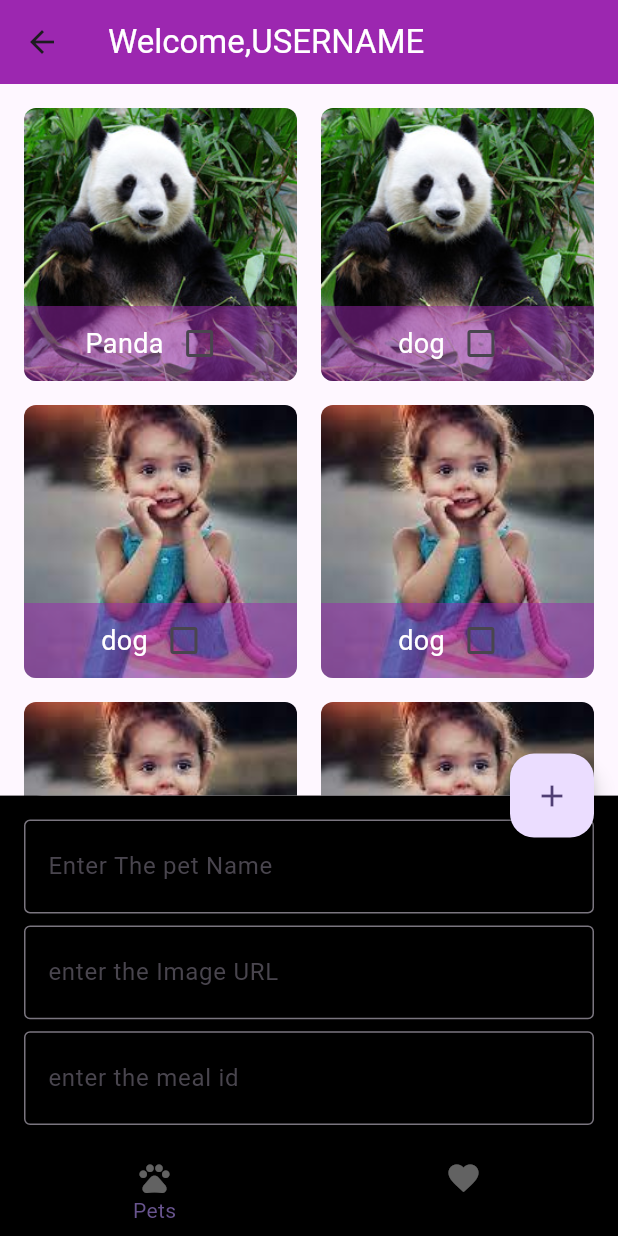
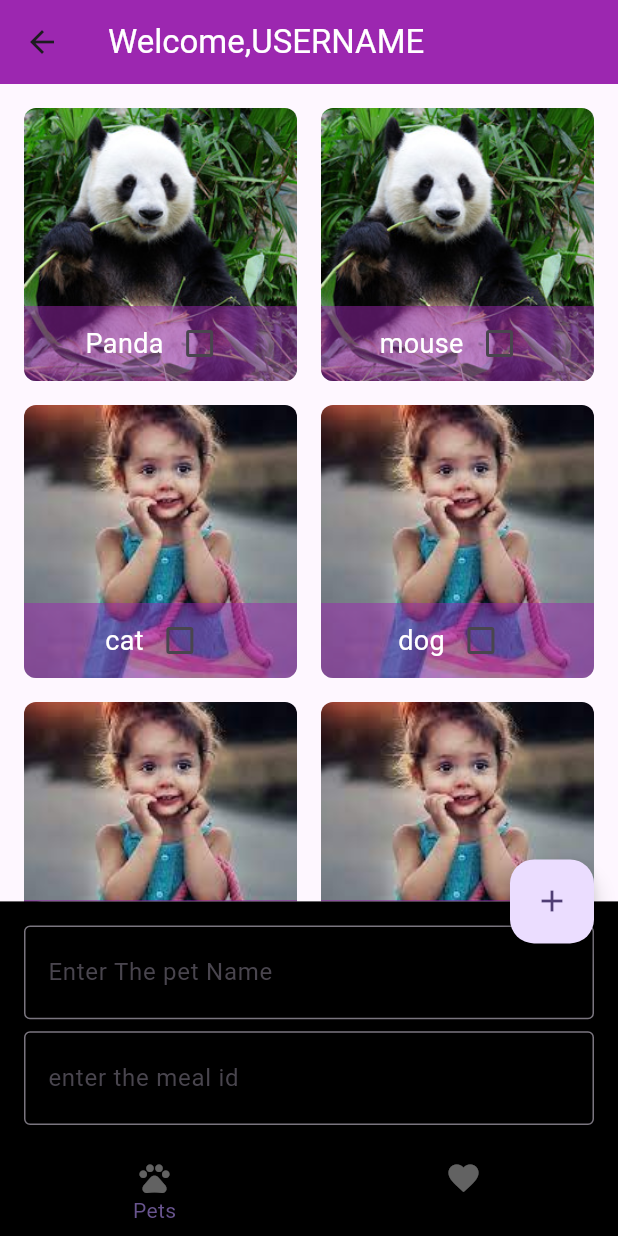
Before and after one commit to ayahareez/Pet_app, a Flutter app: the screen it shows after launch, after a tap on the "edit" icon, on a phone screen of 412 x 824 dp. Run offline on Flutter 3.47's test engine with Material 2 defaults, Android fonts, the phone set to English and light mode, and no system bars.

Commit message:
first commit

```diff
--- a/lib/data/data_source/data_source.dart
+++ b/lib/data/data_source/data_source.dart
@@ -2,8 +2,8 @@ import '../models/pet.dart';
 
 List<Pet> pets=[
   Pet(id:0,name: 'Panda',imageUrl: 'assets/images/240_F_46072983_xIlnjWDrnK9iAgUJdakrzacGGxu5nGWa.jpg'),
-  Pet(id:1,name: 'dog',imageUrl: 'assets/images/240_F_46072983_xIlnjWDrnK9iAgUJdakrzacGGxu5nGWa.jpg'),
-  Pet(id:2,name: 'dog',imageUrl: 'assets/images/download.jpeg'),
+  Pet(id:1,name: 'mouse',imageUrl: 'assets/images/240_F_46072983_xIlnjWDrnK9iAgUJdakrzacGGxu5nGWa.jpg'),
+  Pet(id:2,name: 'cat',imageUrl: 'assets/images/download.jpeg'),
   Pet(id:3,name: 'dog',imageUrl: 'assets/images/download.jpeg'),
   Pet(id:4,name: 'dog',imageUrl: 'assets/images/download.jpeg'),
   Pet(id:5,name: 'dog',imageUrl: 'assets/images/download.jpeg'),
--- a/lib/presentation/pages/fav_page.dart
+++ b/lib/presentation/pages/fav_page.dart
@@ -1,12 +1,12 @@
 import 'package:flutter/material.dart';
 import 'package:frist_project/data/data_source/app_bar_bottom_nav.dart';
 import 'package:frist_project/data/models/pet_provider.dart';
+import 'package:provider/provider.dart';
 
 import '../widgets/pet_grid_tile.dart';
 
 class FavPage extends StatefulWidget {
   const FavPage({super.key});
-
 
   @override
   State<FavPage> createState() => _FavPageState();
@@ -21,16 +21,20 @@ class _FavPageState extends State<FavPage> {
         child: Column(
           children: [
             Expanded(
-              child: GridView.builder(
-                gridDelegate:const SliverGridDelegateWithFixedCrossAxisCount(
+              child: Consumer<PetProvider>(
+                  builder: (BuildContext context, PetProvider value,
+                          Widget? child) =>
+                      GridView.builder(
+                        gridDelegate:
+                            const SliverGridDelegateWithFixedCrossAxisCount(
                           crossAxisCount: 2,
                           mainAxisSpacing: 16,
                           crossAxisSpacing: 16,
                         ),
-                itemBuilder: (BuildContext context, int index) =>PetItem(index:index),
+                        itemBuilder: (BuildContext context, int index) => PetItem(index: index),
                         itemCount: PetProvider.favoritePets.length,
+                      )),
             ),
-            )
           ],
         ),
       ),
--- a/lib/presentation/pages/pets_page.dart
+++ b/lib/presentation/pages/pets_page.dart
@@ -105,19 +105,19 @@ class _PetPageState extends State<PetPage> {
                             ),
                           )),
                           const SizedBox(height: 8,),
-                          TextFormTile(
-                              controller: imageUrlController,
-                              type: TextInputType.text,
-                              decoration:const InputDecoration(
-                                labelText: "enter the Image URL",
-                                border: OutlineInputBorder(),
-                                prefix: Icon(
-                                  Icons.watch_later,
-                                ),
-                              )),
-                         const SizedBox(
-                            height: 8,
-                          ),
+                          // TextFormTile(
+                          //     controller: imageUrlController,
+                          //     type: TextInputType.text,
+                          //     decoration:const InputDecoration(
+                          //       labelText: "enter the Image URL",
+                          //       border: OutlineInputBorder(),
+                          //       prefix: Icon(
+                          //         Icons.watch_later,
+                          //       ),
+                          //     )),
+                         // const SizedBox(
+                         //    height: 8,
+                         //  ),
                           TextFormTile(
                               controller: idController,
                               type: TextInputType.number,
--- a/lib/presentation/widgets/pet_grid_tile.dart
+++ b/lib/presentation/widgets/pet_grid_tile.dart
@@ -15,56 +15,56 @@ const PetItem({super.key, required this.index});
 }
 
 class _PetItemState extends State<PetItem> {
-bool isFav=false;
-
+  bool isFav = false;
 
   @override
   Widget build(BuildContext context) {
-    final petProvider=Provider.of<PetProvider>(context);
-    final isFavorite=petProvider.isPetFavorite(pets[widget.index]);
+    final petProvider = Provider.of<PetProvider>(context);
+    final isFavorite = petProvider.isPetFavorite(pets[widget.index]);
 
     return ClipRRect(
       borderRadius: BorderRadius.circular(8),
       child: GestureDetector(
-        onTap: (){
-          Navigator.push(context,MaterialPageRoute(builder: (context)=>InfoPage(widget.index)));
+        onTap: () {
+          Navigator.push(context,
+              MaterialPageRoute(builder: (context) => InfoPage(widget.index)));
         },
         child: SizedBox(
           width: 120,
           height: 120,
           child: GridTile(
-            footer:Container(
+            footer: Container(
               height: 50,
               color: Colors.purple.withOpacity(0.5),
               alignment: Alignment.center,
-              child:  Row(
+              child: Row(
                 mainAxisAlignment: MainAxisAlignment.center,
                 children: [
                   Text(
                     pets[widget.index].name,
-                    style: const TextStyle(
-                      color: Colors.white,
-                      fontSize: 18
+                    style: const TextStyle(color: Colors.white, fontSize: 18),
                   ),
-                  ),
+                  Consumer<PetProvider>(
+                    builder: (BuildContext context, value, Widget? child) =>
                         Checkbox(
                             value: isFavorite,
-                      onChanged: (value){
+                            onChanged: (value) {
                               petProvider.toggleFavorite(pets[widget.index]);
                               // setState(() {
                               //   isFav=value!;
                               //
                               // });
-                      })
+                            }),
+                  )
                 ],
               ),
             ),
-            child: Image.asset(pets[widget.index].imageUrl,
+            child: Image.asset(
+              pets[widget.index].imageUrl,
               width: 120,
               height: 120,
               fit: BoxFit.cover,
             ),
-
           ),
         ),
       ),
```
Lines whose indentation alone changed are shown as unchanged.
